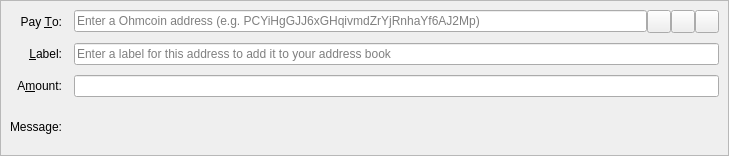
The window that src/qt/forms/sendcoinsentry.ui (theohmproject/ohmcoin) describes before a commit, drawn with Qt 5.
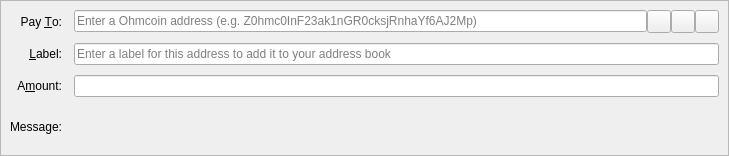
The same window after the commit. Icons and pictures are not drawn. Custom widgets are drawn as their Qt base class.

The edit to the form file:
```diff
--- a/src/qt/forms/sendcoinsentry.ui
+++ b/src/qt/forms/sendcoinsentry.ui
@@ -60,7 +60,7 @@
          <string/>
         </property>
         <property name="placeholderText">
-         <string>Enter a Ohmcoin address (e.g. PCYiHgGJJ6xGHqivmdZrYjRnhaYf6AJ2Mp)</string>
+         <string>Enter a Ohmcoin address (e.g. Z0hmc0InF23ak1nGR0cksjRnhaYf6AJ2Mp)</string>
         </property>
        </widget>
       </item>
```
